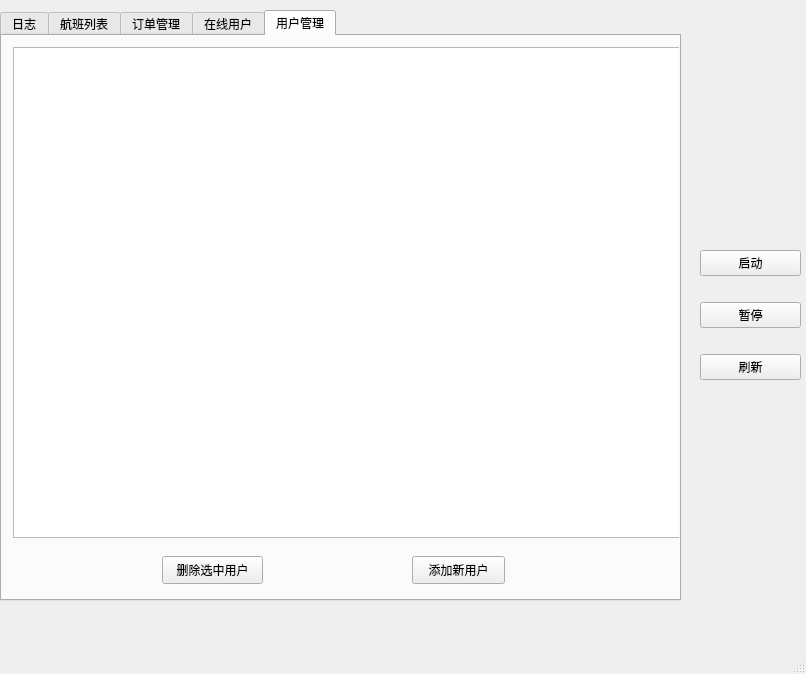
Before: the Qt Designer form FlightTicketServer/ServerWindow.ui in n-ss1m-1/FlightTicketSystem, drawn with Qt 5.
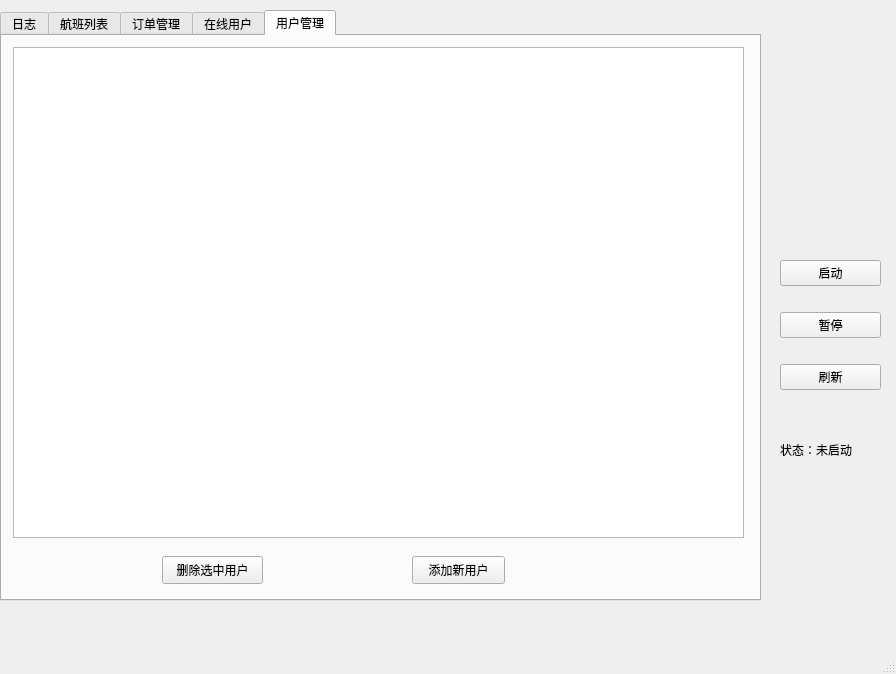
After: the same form once the commit is applied.

What changed in the file:
```diff
--- a/FlightTicketServer/ServerWindow.ui
+++ b/FlightTicketServer/ServerWindow.ui
@@ -6,7 +6,7 @@
    <rect>
     <x>0</x>
     <y>0</y>
-    <width>806</width>
+    <width>896</width>
     <height>674</height>
    </rect>
   </property>
@@ -19,7 +19,7 @@
      <rect>
       <x>0</x>
       <y>10</y>
-      <width>681</width>
+      <width>761</width>
       <height>591</height>
      </rect>
     </property>
@@ -141,7 +141,7 @@
        <rect>
         <x>11</x>
         <y>11</y>
-        <width>681</width>
+        <width>731</width>
         <height>491</height>
        </rect>
       </property>
@@ -177,8 +177,8 @@
    <widget class="QWidget" name="layoutWidget">
     <property name="geometry">
      <rect>
-      <x>700</x>
-      <y>230</y>
+      <x>780</x>
+      <y>240</y>
       <width>101</width>
       <height>170</height>
      </rect>
@@ -207,6 +207,19 @@
      </item>
     </layout>
    </widget>
+   <widget class="QLabel" name="labelStatus">
+    <property name="geometry">
+     <rect>
+      <x>780</x>
+      <y>440</y>
+      <width>91</width>
+      <height>20</height>
+     </rect>
+    </property>
+    <property name="text">
+     <string>状态：未启动</string>
+    </property>
+   </widget>
   </widget>
   <widget class="QMenuBar" name="menubar">
    <property name="geometry">
```
Left out of the diff: 12 changed lines with no effect on the pictures.
